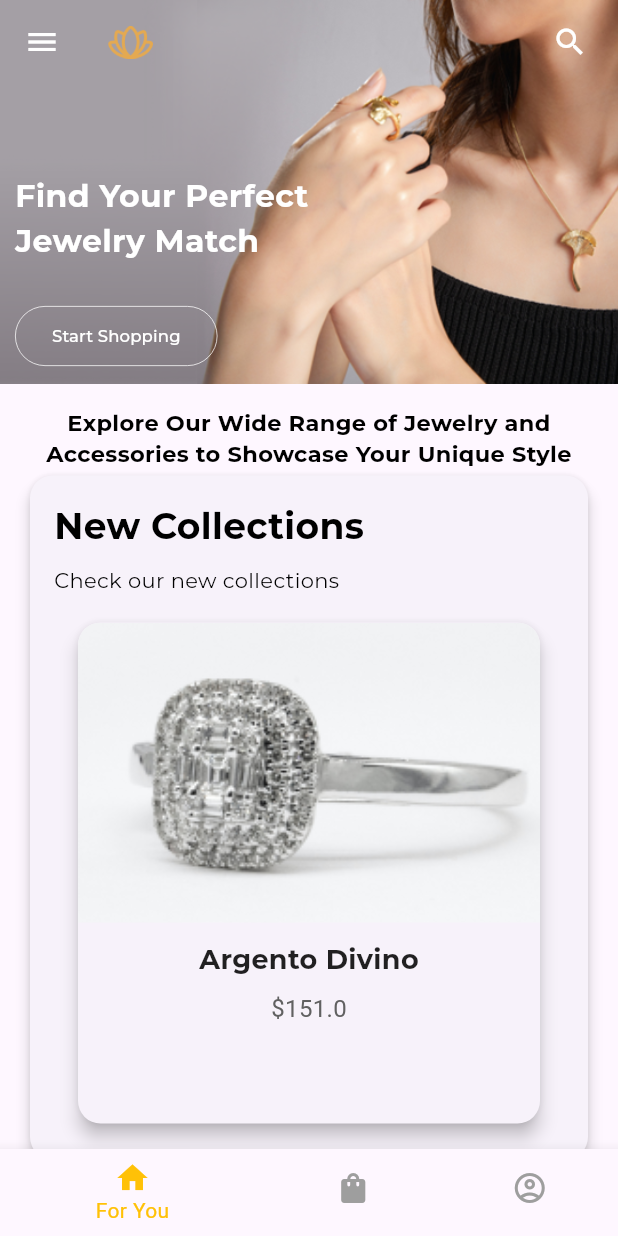
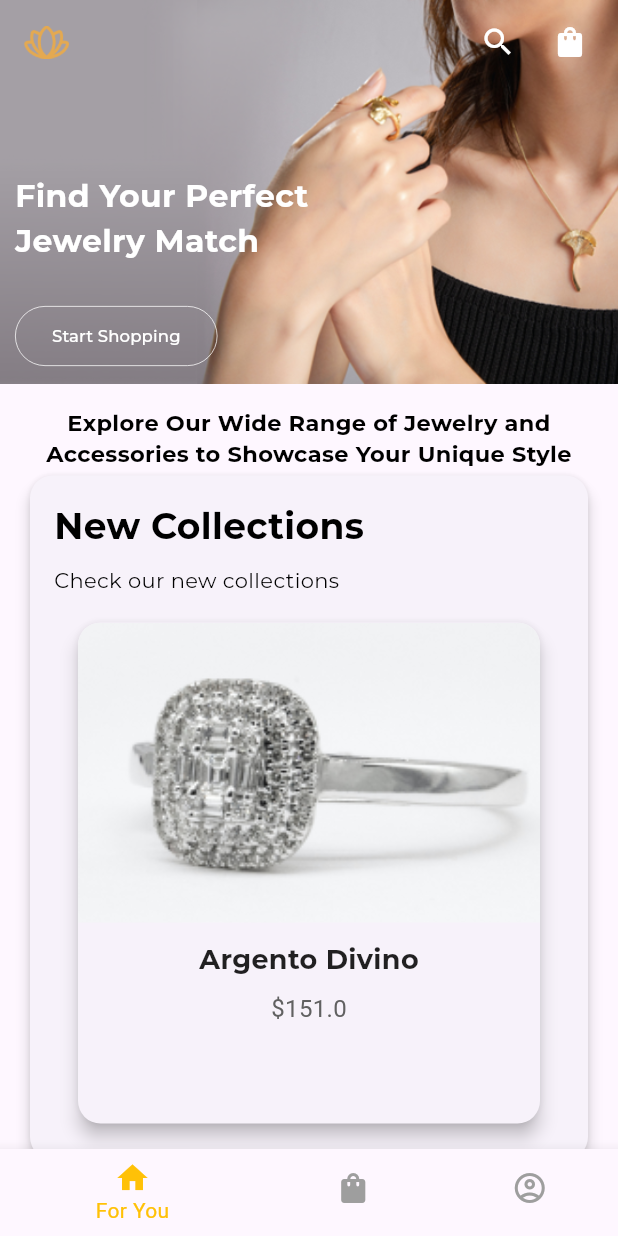
Before and after one commit to nenz24/Lotus, a Flutter app: the screen it shows after launch, on a phone screen of 412 x 824 dp. Run offline on Flutter 3.47's test engine with Material 3 defaults, Android fonts, the phone set to English and light mode, and no system bars; drawn by our look-alikes of flutter_image_slideshow; our stand-ins replace badges, line_awesome_flutter.

Commit message:
final commit

```diff
--- a/lib/mobilescreen/mobile-screen-1/mobile_screen1.dart
+++ b/lib/mobilescreen/mobile-screen-1/mobile_screen1.dart
@@ -1,13 +1,10 @@
 import 'package:flutter/material.dart';
-import 'package:myapp/mobilescreen/mobile-screen-2/mobile_screen2.dart';
-import 'package:myapp/mobilescreen/screen_mobile.dart';
 import 'widget-screen/slider.dart';
-import '../../model/data.dart';
-import 'package:badges/badges.dart' as badges;
 
 class FirstScreenMobile extends StatefulWidget {
   final VoidCallback onStartShopping;
-  const FirstScreenMobile({Key? key, required this.onStartShopping}) : super(key: key);
+  const FirstScreenMobile({Key? key, required this.onStartShopping})
+      : super(key: key);
 
   @override
   State<FirstScreenMobile> createState() => _FirstScreenMobileState();
@@ -23,11 +20,6 @@ class _FirstScreenMobileState extends State<FirstScreenMobile> {
       extendBodyBehindAppBar: true,
       appBar: AppBar(
         backgroundColor: Colors.transparent,
-        leading: IconButton(
-          icon: Icon(Icons.menu),
-          color: Colors.white,
-          onPressed: () {},
-        ),
         title: isSearching
             ? TextField(
                 controller: searchController,
@@ -57,6 +49,11 @@ class _FirstScreenMobileState extends State<FirstScreenMobile> {
                     });
                   },
                 ),
+                IconButton(
+                  onPressed: () {},
+                  icon: Icon(Icons.shopping_bag),
+                  color: Colors.white,
+                )
               ],
             ),
           )
@@ -95,14 +92,14 @@ class _FirstScreenMobileState extends State<FirstScreenMobile> {
                               foregroundColor: Colors.white,
                               backgroundColor: Colors.transparent,
                               shadowColor: Colors.transparent,
-                            side: BorderSide(width: 0.5, color: Colors.white)),
+                              side:
+                                  BorderSide(width: 0.5, color: Colors.white)),
                           child: Text(
                             'Start Shopping',
-                          style:
-                              TextStyle(fontSize: 11, fontFamily: 'Montserrat'),
+                            style: TextStyle(
+                                fontSize: 11, fontFamily: 'Montserrat'),
                           ),
-                        onPressed: widget.onStartShopping
-                      ),
+                          onPressed: widget.onStartShopping),
                     ],
                   ),
                 ),
--- a/lib/mobilescreen/mobile-screen-2/mobile_screen2.dart
+++ b/lib/mobilescreen/mobile-screen-2/mobile_screen2.dart
@@ -1,6 +1,5 @@
 import 'package:flutter/material.dart';
 import 'package:myapp/mobilescreen/detail_screen.dart';
-import 'package:badges/badges.dart' as badges;
 import 'package:myapp/mobilescreen/mobile-screen-2/shop-widget/data_widget.dart';
 import 'package:myapp/model/data.dart';
 
--- a/lib/mobilescreen/screen_mobile.dart
+++ b/lib/mobilescreen/screen_mobile.dart
@@ -1,3 +1,4 @@
+
 import 'mobile-screen-1/mobile_screen1.dart';
 import 'mobile-screen-2/mobile_screen2.dart';
 import 'mobile-screen-3/mobile_screen3.dart';
--- a/lib/webscreen/shopping.dart
+++ b/lib/webscreen/shopping.dart
@@ -1,6 +1,5 @@
 import 'package:flutter/material.dart';
 import 'package:myapp/main.dart';
-import 'package:myapp/mobilescreen/mobile-screen-2/shop-widget/data_widget.dart';
 import 'package:myapp/model/data.dart';
 import 'package:myapp/webscreen/detail_screen.dart';
 import 'package:myapp/webscreen/profile_screen.dart';
```
Also changed, not shown: lib/main.dart (+4 -8 lines), 4 other files. Lines whose indentation alone changed are shown as unchanged.
